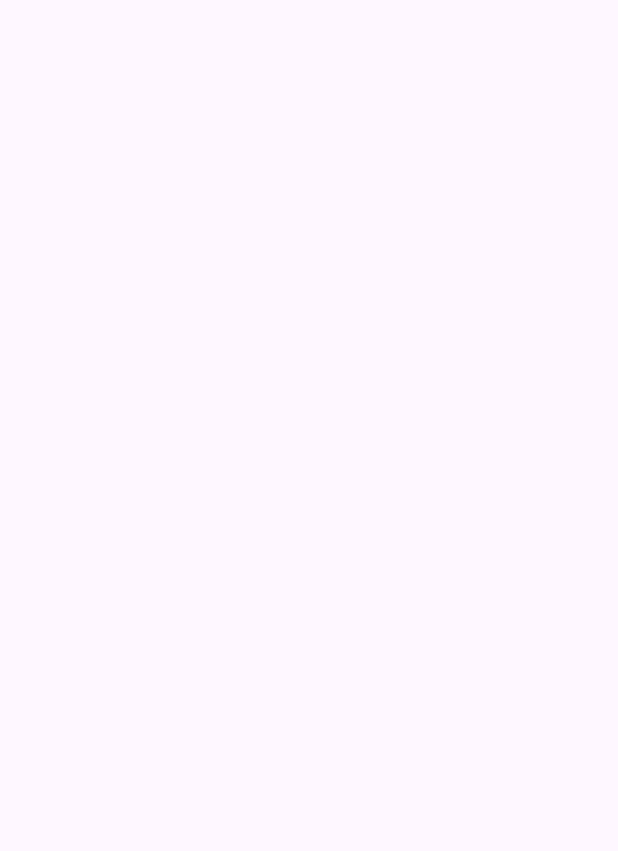
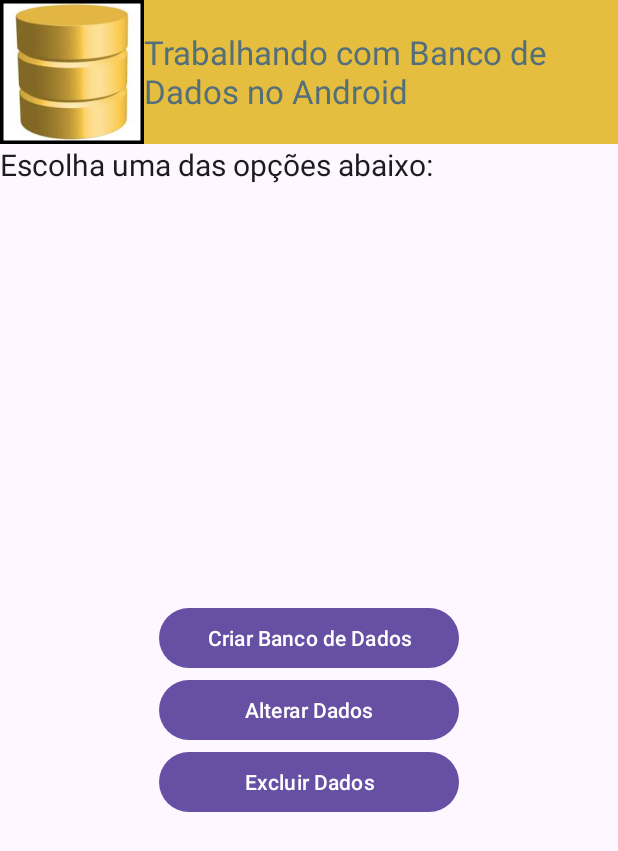
Before and after one commit to Bryanjvo/6SEM-DMOB, an Android app: the InicioActivity screen opened directly, with no data from a screen before it, on a phone screen of 412 x 824 dp. Before the commit the part shown is empty. Shown: the top 851 px of the screen. Run offline under Robolectric (Android 15) with nearby library versions, the phone set to English and light mode, and no system bars.

Commit message:
tela inicioActivity funcionando.

```diff
--- a/BryanProjetoDMOB/app/src/main/AndroidManifest.xml
+++ b/BryanProjetoDMOB/app/src/main/AndroidManifest.xml
@@ -11,6 +11,9 @@
         android:roundIcon="@mipmap/ic_launcher_round"
         android:supportsRtl="true"
         android:theme="@style/Theme.BryanProjetoDMOB">
+        <activity
+            android:name=".ProdutosActivity"
+            android:exported="false" />
         <activity
             android:name=".InicioActivity"
             android:exported="false" />
--- a/BryanProjetoDMOB/app/src/main/java/com/example/bryanprojetodmob/InicioActivity.java
+++ b/BryanProjetoDMOB/app/src/main/java/com/example/bryanprojetodmob/InicioActivity.java
@@ -1,24 +1,94 @@
 package com.example.bryanprojetodmob;
 
+import android.content.Context;
+import android.content.Intent;
+import android.database.sqlite.SQLiteDatabase;
 import android.os.Bundle;
+import android.view.View;
+import android.widget.Button;
 
 import androidx.activity.EdgeToEdge;
+import androidx.appcompat.app.AlertDialog;
 import androidx.appcompat.app.AppCompatActivity;
-import androidx.core.graphics.Insets;
-import androidx.core.view.ViewCompat;
-import androidx.core.view.WindowInsetsCompat;
 
 public class InicioActivity extends AppCompatActivity {
+
+    Button btcriarbanco;
+    SQLiteDatabase db;
+    Button btalterardados;
+
+    Button btexcluirdados;
 
     @Override
     protected void onCreate(Bundle savedInstanceState) {
         super.onCreate(savedInstanceState);
         EdgeToEdge.enable(this);
         setContentView(R.layout.activity_inicio);
-        ViewCompat.setOnApplyWindowInsetsListener(findViewById(R.id.main), (v, insets) -> {
-            Insets systemBars = insets.getInsets(WindowInsetsCompat.Type.systemBars());
-            v.setPadding(systemBars.left, systemBars.top, systemBars.right, systemBars.bottom);
-            return insets;
+        btcriarbanco = findViewById(R.id.btcriarbanco);
+
+
+        btexcluirdados = findViewById(R.id.btexcluirdados);
+
+        btexcluirdados.setOnClickListener(new View.OnClickListener() {
+
+            @Override
+
+            public void onClick(View view) {
+
+                Intent MainActivity = new Intent(InicioActivity.this,
+
+                        MainActivity.class);
+
+                InicioActivity.this.startActivity(MainActivity);
+
+            }
+
         });
-    }
+
+        btalterardados = findViewById(R.id.btalterardados);
+        btalterardados.setOnClickListener(new View.OnClickListener() {
+
+            @Override
+
+            public void onClick(View args0){
+
+                Intent produtosActivity = new Intent (InicioActivity.this,
+
+                        ProdutosActivity.class);
+
+                InicioActivity.this.startActivity(produtosActivity);
+
+            }
+
+        });
+
+        btcriarbanco.setOnClickListener(new View.OnClickListener(){
+            @Override
+            public void onClick(View view){
+                try{
+                    db = openOrCreateDatabase("banco_dados",
+                            Context.MODE_PRIVATE, null);
+                    db.execSQL("create table if not exists usuarios (numreg integer primary key " +
+                            "autoincrement, nome text not null, telefone text not null, " +
+                            "email text not null)");
+                    AlertDialog.Builder dialogo = new
+                            AlertDialog.Builder(InicioActivity.this);
+                    dialogo.setTitle("Aviso")
+                            .setMessage("Banco de dados criado com sucesso!")
+                            .setNeutralButton("OK", null)
+                            .show();
+
+                } catch (Exception e) {
+                    throw new RuntimeException(e);
+                }
+
+            }
+
+
+
+
+        });
+
+
+    };
 }
--- a/BryanProjetoDMOB/app/src/main/java/com/example/bryanprojetodmob/LoginActivity.java
+++ b/BryanProjetoDMOB/app/src/main/java/com/example/bryanprojetodmob/LoginActivity.java
@@ -48,7 +48,7 @@ public class LoginActivity extends AppCompatActivity {
                     Toast.makeText(LoginActivity.this, "Login efetuado com sucesso!", Toast.LENGTH_SHORT).show();
 
                     // TODO: Redirecionar para a tela principal
-                    Intent intent = new Intent(LoginActivity.this, MainActivity.class);
+                    Intent intent = new Intent(LoginActivity.this, InicioActivity.class);
                     startActivity(intent);
                     finish();
                 } else {
--- a/BryanProjetoDMOB/app/src/main/res/layout/activity_inicio.xml
+++ b/BryanProjetoDMOB/app/src/main/res/layout/activity_inicio.xml
@@ -1,10 +1,87 @@
 <?xml version="1.0" encoding="utf-8"?>
-<androidx.constraintlayout.widget.ConstraintLayout xmlns:android="http://schemas.android.com/apk/res/android"
-    xmlns:app="http://schemas.android.com/apk/res-auto"
+<LinearLayout xmlns:android="http://schemas.android.com/apk/res/android"
     xmlns:tools="http://schemas.android.com/tools"
-    android:id="@+id/main"
     android:layout_width="match_parent"
     android:layout_height="match_parent"
-    tools:context=".InicioActivity">
+    android:orientation="vertical" >
 
-</androidx.constraintlayout.widget.ConstraintLayout>
+    <LinearLayout
+        android:layout_width="match_parent"
+        android:layout_height="wrap_content"
+        android:background="#3ba0e2" >
+        <ImageView
+            android:id="@+id/imageView1"
+            android:layout_width="96dp"
+            android:layout_height="96dp"
+            android:src="@drawable/icone_bd"
+            android:contentDescription="@string/todo" />
+        <TextView
+            android:id="@+id/textView1"
+            android:layout_width="wrap_content"
+            android:layout_height="wrap_content"
+            android:textAppearance="?android:attr/textAppearanceLarge"
+            />
+
+        <LinearLayout
+            android:id="@+id/layoutCorFundo"
+            android:layout_width="fill_parent"
+            android:layout_height="match_parent"
+            android:background="#E5BE40"
+            android:gravity="center" >
+
+            <TextView
+                android:id="@+id/textView2"
+                android:layout_width="wrap_content"
+                android:layout_height="wrap_content"
+                android:text="@string/trabalhando_com_banco_de_dados_no_android"
+                android:textAppearance="?android:attr/textAppearanceLarge"
+                android:textColor="#546E7A" />
+        </LinearLayout>
+    </LinearLayout>
+
+    <LinearLayout
+        android:id="@+id/layoutImagemFundo"
+        android:layout_width="match_parent"
+        android:layout_height="fill_parent"
+        android:orientation="vertical" >
+
+        <TextView
+            android:id="@+id/textView3"
+            android:layout_width="wrap_content"
+            android:layout_height="wrap_content"
+            android:text="@string/escolha_uma_das_op_es_abaixo"
+            android:textAppearance="?android:attr/textAppearanceLarge"
+            android:textSize="20sp"
+            tools:text="aaaaaaaaa" />
+
+        <LinearLayout
+            android:layout_width="match_parent"
+            android:layout_height="fill_parent"
+            android:gravity="center"
+            android:orientation="vertical" >
+
+            <Button
+                android:id="@+id/btcriarbanco"
+                android:layout_width="200dp"
+                android:layout_height="wrap_content"
+                android:text="@string/criar_banco_de_dados" />
+
+            <Button
+                android:id="@+id/btalterardados"
+                android:layout_width="200dp"
+                android:layout_height="wrap_content"
+                android:text="@string/alterar_dados"
+                tools:text="Manter Produtos" />
+
+            <Button
+
+                android:id="@+id/btexcluirdados"
+                android:layout_width="200dp"
+                android:layout_height="wrap_content"
+                android:text="@string/excluir_dados"
+                tools:text="Manter Mudas" />
+
+
+        </LinearLayout>
+    </LinearLayout>
+</LinearLayout>
```
Also changed, not shown: BryanProjetoDMOB/app/src/main/java/com/example/bryanprojetodmob/ProdutosActivity.java (added, +24 -0 lines), BryanProjetoDMOB/app/src/main/res/layout/activity_produtos.xml (added, +10 -0 lines).
